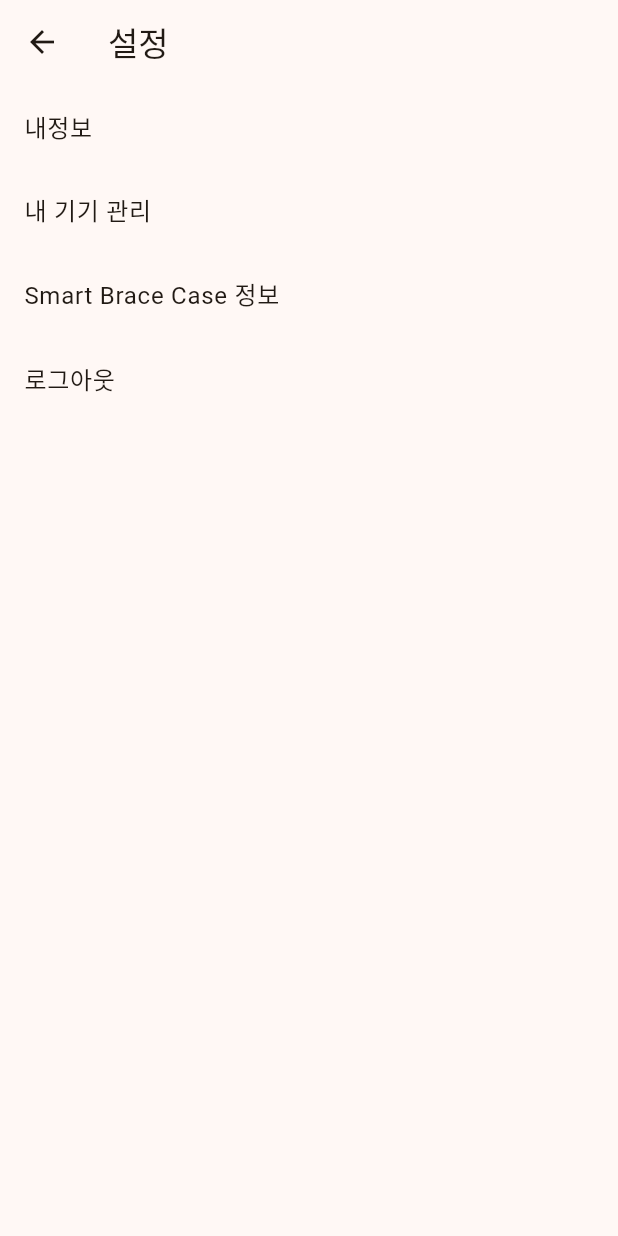
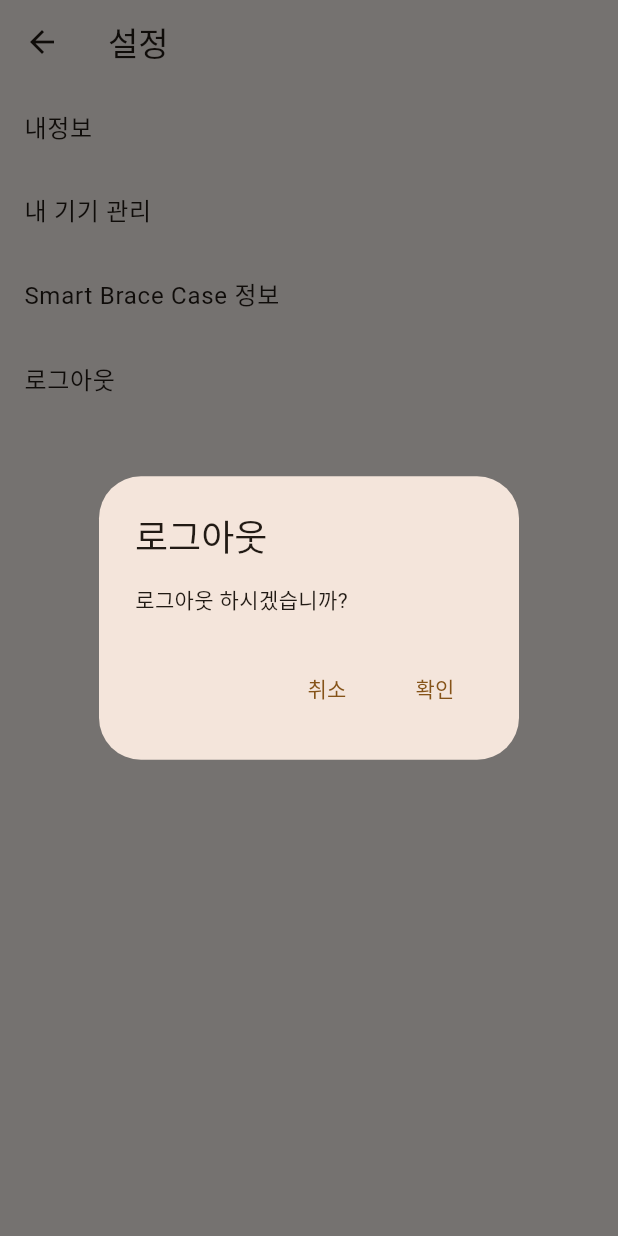
Before and after one commit to cmsong111/smart_brace_case, a Flutter app: the SettingMainPage screen opened by its route, after a tap on "로그아웃", on a phone screen of 412 x 824 dp. Run offline on Flutter 3.47's test engine with Material 2 defaults, Android fonts, the phone set to English and light mode, and no system bars; our stand-ins replace firebase_auth, firebase_core, flutter_signin_button, fluttertoast, form_builder_validators, google_sign_in and 1 more; accounts and stored records are empty; generated files the repository leaves out were written again; network calls fail.

Commit message:
feat: 로그아웃 기능
다이얼로그로 2중 체크 추가
googlesingin 라이브러리도 로그아웃 함

```diff
--- a/lib/src/config/route.dart
+++ b/lib/src/config/route.dart
@@ -2,6 +2,7 @@ import 'package:smart_brace_case/src/core/resources/app_constant.dart';
 import 'package:smart_brace_case/src/presentation/views/auth/login_page.dart';
 import 'package:smart_brace_case/src/presentation/views/auth/register_page.dart';
 import 'package:smart_brace_case/src/presentation/views/main/main_page.dart';
+import 'package:smart_brace_case/src/presentation/views/settings/account/account_main.dart';
 import 'package:smart_brace_case/src/presentation/views/settings/infomation/infomation_main.dart';
 import 'package:smart_brace_case/src/presentation/views/settings/infomation/open_source_licenses.dart';
 import 'package:smart_brace_case/src/presentation/views/settings/setting_main.dart';
@@ -11,6 +12,7 @@ var appRoute = {
   AppRoute.register: (context) => const RegisterPage(),
   AppRoute.main: (context) => const MainPage(),
   AppRoute.setting: (context) => const SettingMainPage(),
+  AppRoute.settingAccount: (context) => const AccountMainPage(),
   AppRoute.settingInfomaion: (context) => const InfomationMainPage(),
   AppRoute.openSource: (context) => const OpenSourceLicensePage(),
 };
--- a/lib/src/core/resources/app_constant.dart
+++ b/lib/src/core/resources/app_constant.dart
@@ -7,6 +7,8 @@ class AppRoute {
 
   static const String setting = '/setting';
 
+  static const String settingAccount = '/account';
+
   static const String settingInfomaion = '/infomation';
   static const String openSource = '/open-source';
 }
--- a/lib/src/presentation/providers/firebase_auth_service.dart
+++ b/lib/src/presentation/providers/firebase_auth_service.dart
@@ -82,6 +82,7 @@ class FirebaseAuthService with ChangeNotifier {
   /// 현재 로그인된 사용자를 로그아웃합니다.
   Future<void> signOut() async {
     await _auth.signOut();
+    await _googleSignIn.signOut();
     notifyListeners();
   }
 }
--- a/lib/src/presentation/views/settings/setting_main.dart
+++ b/lib/src/presentation/views/settings/setting_main.dart
@@ -1,5 +1,7 @@
 import 'package:flutter/material.dart';
+import 'package:provider/provider.dart';
 import 'package:smart_brace_case/src/core/resources/app_constant.dart';
+import 'package:smart_brace_case/src/presentation/providers/firebase_auth_service.dart';
 
 class SettingMainPage extends StatefulWidget {
   const SettingMainPage({super.key});
@@ -9,6 +11,14 @@ class SettingMainPage extends StatefulWidget {
 }
 
 class _SettingMainPageState extends State<SettingMainPage> {
+  late FirebaseAuthService auth;
+
+  @override
+  void initState() {
+    super.initState();
+    auth = Provider.of<FirebaseAuthService>(context, listen: false);
+  }
+
   @override
   Widget build(BuildContext context) {
     return Scaffold(
@@ -18,7 +28,9 @@ class _SettingMainPageState extends State<SettingMainPage> {
         children: [
           ListTile(
             title: const Text("내정보"),
-            onTap: () {},
+            onTap: () {
+              Navigator.pushNamed(context, AppRoute.settingAccount);
+            },
           ),
           ListTile(
             title: const Text("내 기기 관리"),
@@ -32,7 +44,34 @@ class _SettingMainPageState extends State<SettingMainPage> {
           ),
           ListTile(
             title: const Text("로그아웃"),
-            onTap: () {},
+            onTap: () async {
+              await showDialog(
+                context: context,
+                barrierDismissible: true,
+                builder: (context) {
+                  return AlertDialog(
+                    title: const Text("로그아웃"),
+                    content: const Text("로그아웃 하시겠습니까?"),
+                    actions: [
+                      TextButton(
+                        onPressed: () {
+                          Navigator.pop(context);
+                        },
+                        child: const Text("취소"),
+                      ),
+                      TextButton(
+                        onPressed: () async {
+                          await auth.signOut();
+                          Navigator.pushNamedAndRemoveUntil(
+                              context, AppRoute.login, (route) => false);
+                        },
+                        child: const Text("확인"),
+                      ),
+                    ],
+                  );
+                },
+              );
+            },
           ),
         ],
       )),
```
Also changed, not shown: lib/src/presentation/views/settings/account/account_main.dart (added, +48 -0 lines).
